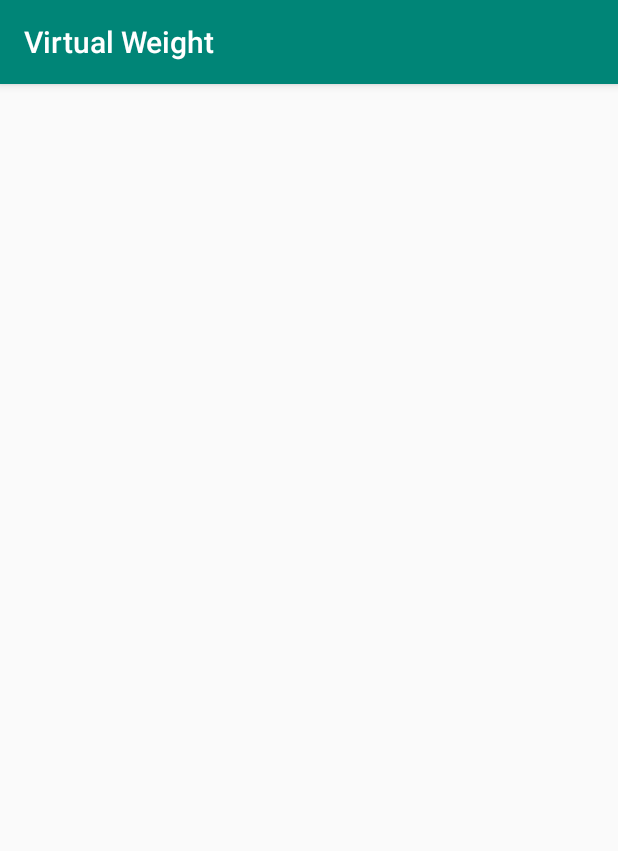
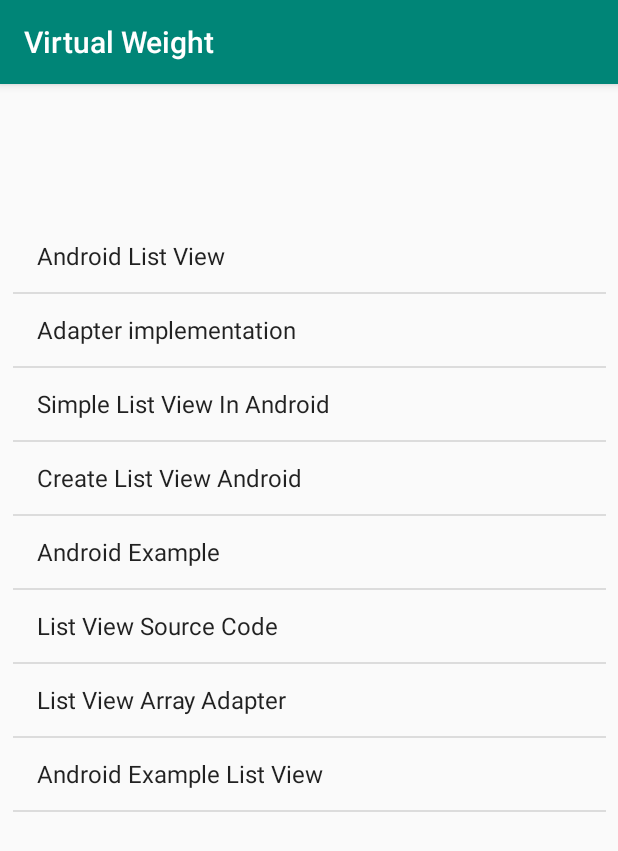
Before and after one commit to SoftDevJohn/VirtualWeight, an Android app: the DatabaseActivity screen opened directly, with no data from a screen before it, on a phone screen of 412 x 824 dp. Shown: the top 851 px of the screen. Run offline under Robolectric (Android 15) with nearby library versions, the phone set to English and light mode, and no system bars; network calls fail.

Commit message:
Got sample ListView working

```diff
--- a/app/src/main/java/com/costigan/virtualweight/DatabaseActivity.java
+++ b/app/src/main/java/com/costigan/virtualweight/DatabaseActivity.java
@@ -2,12 +2,78 @@ package com.costigan.virtualweight;
 
 import android.support.v7.app.AppCompatActivity;
 import android.os.Bundle;
+import android.view.View;
+import android.widget.AdapterView;
+import android.widget.ArrayAdapter;
+import android.widget.ListView;
+import android.widget.Toast;
 
 public class DatabaseActivity extends AppCompatActivity {
+
+    ListView listView;
 
     @Override
     protected void onCreate(Bundle savedInstanceState) {
         super.onCreate(savedInstanceState);
         setContentView(R.layout.activity_database);
+
+
+        listView = (ListView) findViewById(R.id.dbListView);
+/*
+        ArrayAdapter myAdapter = new ArrayAdapter(this, R.layout.listview_row);
+
+
+        myAdapter.add("List Item One");
+
+        myListview.setAdapter(myAdapter);
+        */
+
+        // Defined Array values to show in ListView
+        String[] values = new String[] { "Android List View",
+                "Adapter implementation",
+                "Simple List View In Android",
+                "Create List View Android",
+                "Android Example",
+                "List View Source Code",
+                "List View Array Adapter",
+                "Android Example List View"
+        };
+
+        // Define a new Adapter
+        // First parameter - Context
+        // Second parameter - Layout for the row
+        // Third parameter - ID of the TextView to which the data is written
+        // Forth - the Array of data
+
+        ArrayAdapter<String> adapter = new ArrayAdapter<String>(this,
+                android.R.layout.simple_list_item_1, android.R.id.text1, values);
+
+        // Assign adapter to ListView
+        listView.setAdapter(adapter);
+
+        // ListView Item Click Listener
+        listView.setOnItemClickListener(new AdapterView.OnItemClickListener() {
+
+            @Override
+            public void onItemClick(AdapterView<?> parent, View view,
+                                    int position, long id) {
+
+                // ListView Clicked item index
+                int itemPosition     = position;
+
+                // ListView Clicked item value
+                String  itemValue    = (String) listView.getItemAtPosition(position);
+
+                // Show Alert
+                Toast.makeText(getApplicationContext(),
+                        "Position :"+itemPosition+"  ListItem : " +itemValue , Toast.LENGTH_LONG)
+                        .show();
+
+            }
+
+        });
+
+
+
     }
 }
```
Also changed, not shown: app/src/main/res/layout/listview_row.xml (added, +9 -0 lines).
